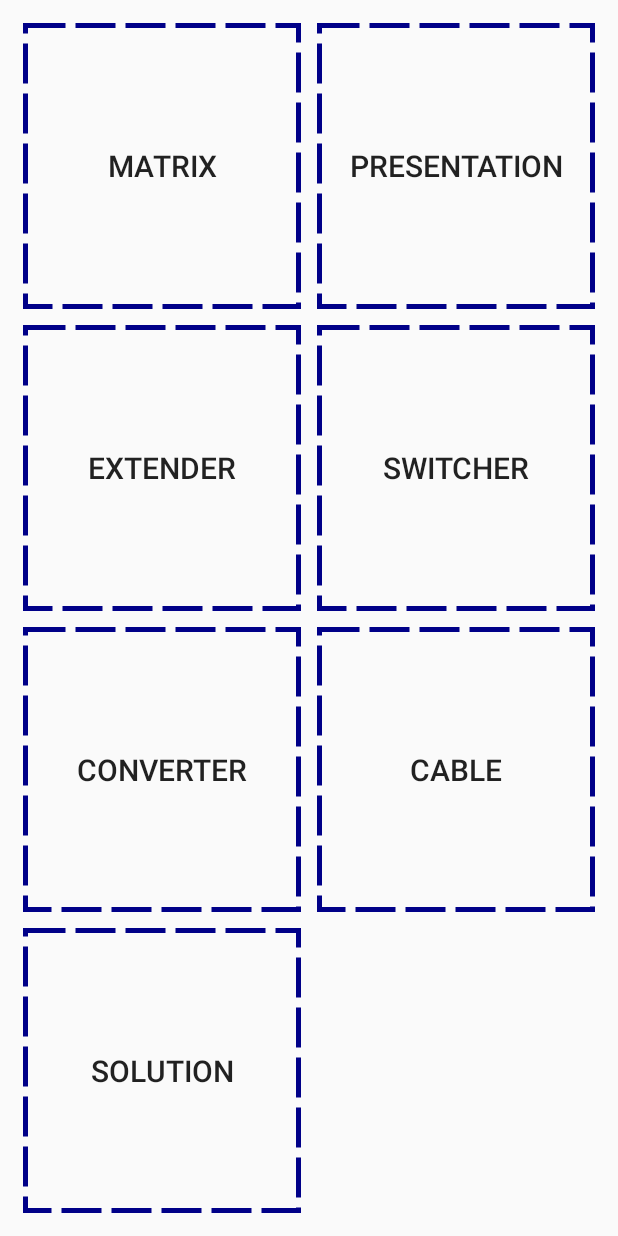
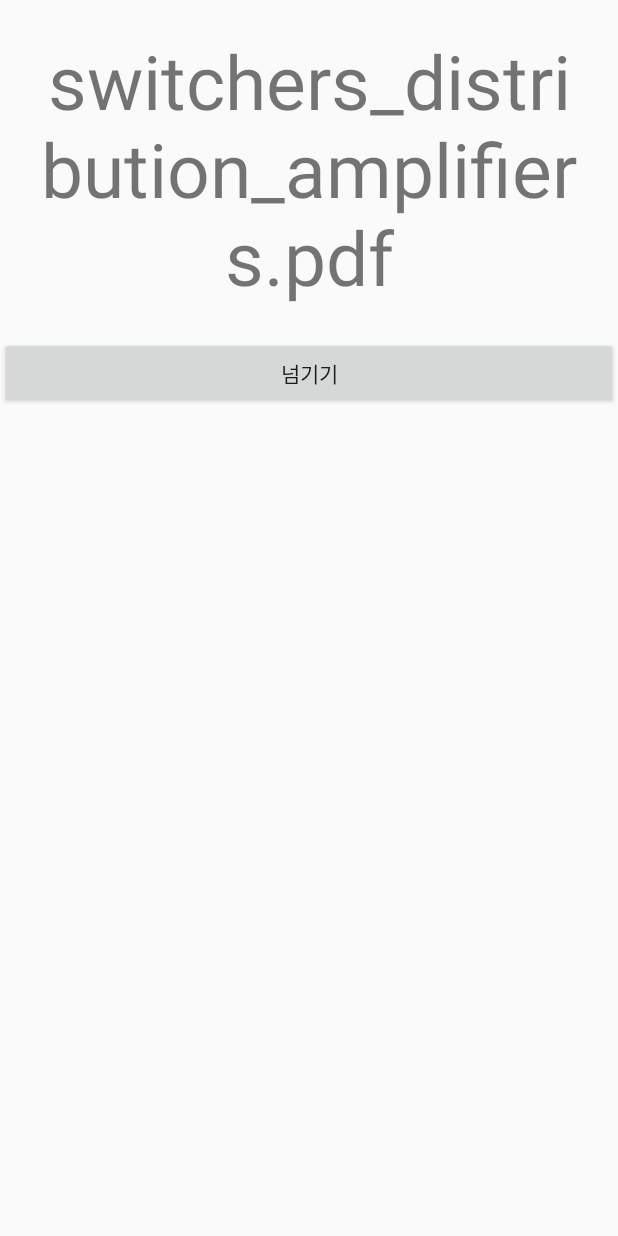
Before and after one commit to cluelin/cuddly-palm-tree, an Android app: the screen it shows after launch (MainActivity before the commit, IndexActivity after it), after a tap on "SWITCHER", on a phone screen of 412 x 824 dp. Run offline under Robolectric (Android 15) with nearby library versions, the phone set to English and light mode, and no system bars.

Commit message:
Insert New Activity Between Main and PdfContentsActivity. It works, but Some problem in Pdf Rendering.

```diff
--- a/app/src/main/java/com/purelink/cluelin/catalog/CatalogContents.java
+++ b/app/src/main/java/com/purelink/cluelin/catalog/CatalogContents.java
@@ -3,6 +3,7 @@ package com.purelink.cluelin.catalog;
 import android.content.Intent;
 import android.support.v7.app.AppCompatActivity;
 import android.os.Bundle;
+import android.view.View;
 
 public class CatalogContents extends AppCompatActivity {
 
@@ -15,6 +16,7 @@ public class CatalogContents extends AppCompatActivity {
         if (savedInstanceState == null) {
 
             Intent intent = getIntent();
+
             //get pdf name, from main Activity.
             String pdfNameString = intent.getStringExtra(PdfRenderer.CONTENTS_SELECTOR);
 
@@ -32,4 +34,5 @@ public class CatalogContents extends AppCompatActivity {
                     .commit();
         }
     }
+
 }
--- a/app/src/main/java/com/purelink/cluelin/catalog/IndexActivity.java
+++ b/app/src/main/java/com/purelink/cluelin/catalog/IndexActivity.java
@@ -1,13 +1,58 @@
 package com.purelink.cluelin.catalog;
 
+import android.content.Intent;
 import android.support.v7.app.AppCompatActivity;
 import android.os.Bundle;
+import android.view.View;
+import android.widget.TextView;
+
+
 
 public class IndexActivity extends AppCompatActivity {
 
+    String majorCategoryNameString;
     @Override
     protected void onCreate(Bundle savedInstanceState) {
         super.onCreate(savedInstanceState);
         setContentView(R.layout.activity_index);
+
+        TextView majorCategoryNameTextView = (TextView) findViewById(R.id.majorCategoryNameTextView);
+
+        Intent intent = getIntent();
+
+        //get pdf name, from main Activity.
+        majorCategoryNameString = intent.getStringExtra(PdfRenderer.CONTENTS_SELECTOR);
+        majorCategoryNameTextView.setText(majorCategoryNameString);
+
+
     }
+
+
+    public void onClick(View v){
+
+        Intent intent = new Intent(this, CatalogContents.class);
+
+        switch (majorCategoryNameString){
+            case MainActivity.MATRIXT:
+                break;
+            case MainActivity.PRESENTATION:
+                break;
+            case MainActivity.EXTENDER:
+                break;
+            case MainActivity.SWITCHER:
+                break;
+            case MainActivity.CONVERTER:
+                break;
+            case MainActivity.CABLE:
+                break;
+            case MainActivity.SOLUTION:
+                break;
+        }
+
+        intent.putExtra(MainActivity.CONTENTS_SELECTOR, majorCategoryNameString);
+
+        startActivity(intent);
+
+    }
+
 }
--- a/app/src/main/java/com/purelink/cluelin/catalog/MainActivity.java
+++ b/app/src/main/java/com/purelink/cluelin/catalog/MainActivity.java
@@ -9,6 +9,13 @@ public class MainActivity extends AppCompatActivity {
 
     //Decide which contents open.
     public static final String CONTENTS_SELECTOR = "CONTENTS_SELECTOR";
+    public static final String MATRIXT = "matrix_catalog.pdf";
+    public static final String PRESENTATION = "presentation_systems.pdf";
+    public static final String EXTENDER = "extender.pdf";
+    public static final String SWITCHER = "switchers_distribution_amplifiers.pdf";
+    public static final String CONVERTER = "format_converters.pdf";
+    public static final String CABLE = "cables_accessories.pdf";
+    public static final String SOLUTION = "digital_signage_solutions.pdf";
 
     @Override
     protected void onCreate(Bundle savedInstanceState) {
@@ -21,30 +28,30 @@ public class MainActivity extends AppCompatActivity {
 
     public void onClickContentsSelectButton(View view) {
 
-        Intent intent = new Intent(this, CatalogContents.class);
+        Intent intent = new Intent(this, IndexActivity.class);
 
         //send selected pdf name
         switch (view.getId()) {
             case R.id.indexButtonMatrix:
-                intent.putExtra(CONTENTS_SELECTOR, "matrix_catalog.pdf");
+                intent.putExtra(CONTENTS_SELECTOR, MATRIXT);
                 break;
             case R.id.indexButtonPresentation:
-                intent.putExtra(CONTENTS_SELECTOR, "presentation_systems.pdf");
+                intent.putExtra(CONTENTS_SELECTOR, PRESENTATION);
                 break;
             case R.id.indexButtonExtender:
-                intent.putExtra(CONTENTS_SELECTOR, "extender.pdf");
+                intent.putExtra(CONTENTS_SELECTOR, EXTENDER);
                 break;
             case R.id.indexButtonSwitcher:
-                intent.putExtra(CONTENTS_SELECTOR, "switchers_distribution_amplifiers.pdf");
+                intent.putExtra(CONTENTS_SELECTOR, SWITCHER);
                 break;
             case R.id.indexButtonConverter:
-                intent.putExtra(CONTENTS_SELECTOR, "format_converters.pdf");
+                intent.putExtra(CONTENTS_SELECTOR, CONVERTER);
                 break;
             case R.id.indexButtonCable:
-                intent.putExtra(CONTENTS_SELECTOR, "cables_accessories.pdf");
+                intent.putExtra(CONTENTS_SELECTOR, CABLE);
                 break;
             case R.id.indexButtonSolution:
-                intent.putExtra(CONTENTS_SELECTOR, "digital_signage_solutions.pdf");
+                intent.putExtra(CONTENTS_SELECTOR, SOLUTION);
                 break;
 
         }
--- a/app/src/main/res/layout/activity_index.xml
+++ b/app/src/main/res/layout/activity_index.xml
@@ -8,6 +8,7 @@
     tools:context="com.purelink.cluelin.catalog.IndexActivity">
 
     <TextView
+        android:id="@+id/majorCategoryNameTextView"
         android:layout_width="match_parent"
         android:layout_height="wrap_content"
         android:textSize="50dp"
@@ -15,6 +16,12 @@
         android:text="Index Name"
         android:textAlignment="center"/>
 
+    <Button
+        android:layout_width="match_parent"
+        android:layout_height="wrap_content"
+        android:text="넘기기"
+        android:onClick="onClick"/>
+
 
 
 </LinearLayout>
```
